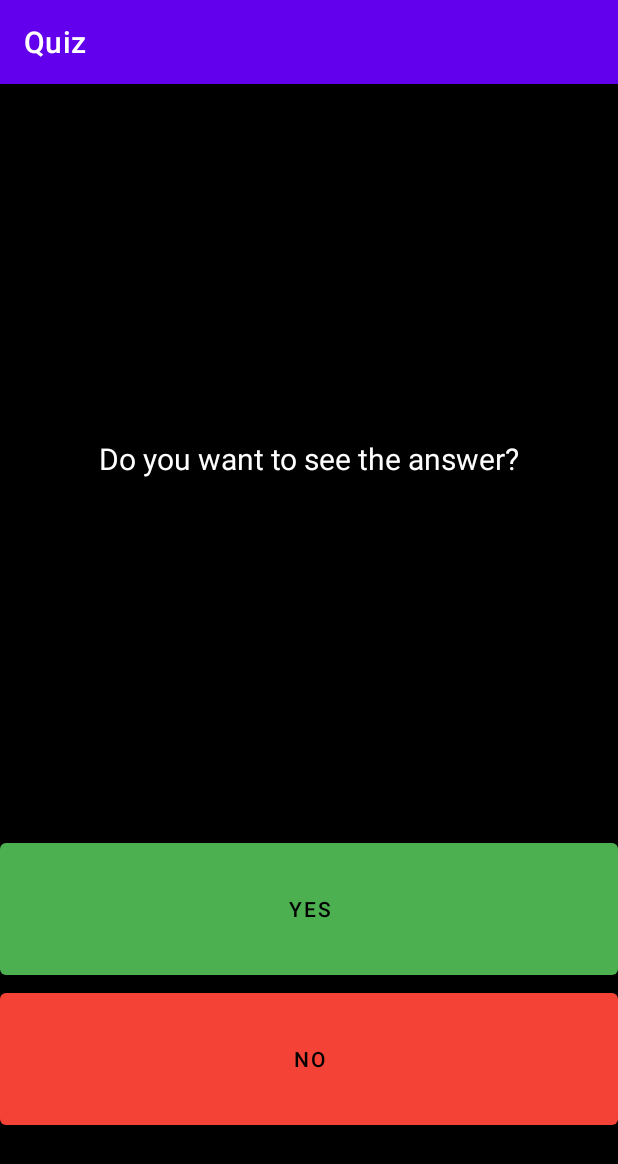
After one commit to adpero25/SM_PS, an Android app: the PromptActivity screen opened directly, with no data from a screen before it, on a phone screen of 412 x 824 dp. The commit adds this screen. Shown: the top 1164 px of the screen. Run offline under Robolectric (Android 15) with nearby library versions, the phone set to English and light mode, and no system bars.

Commit message:
PromptActivity
Added prompt activity and a few layout additions

```diff
--- /dev/null
+++ b/Quiz_ps2/app/src/main/java/com/example/quiz/PromptActivity.java
@@ -0,0 +1,35 @@
+package com.example.quiz;
+
+import androidx.appcompat.app.AppCompatActivity;
+
+import android.os.Bundle;
+import android.view.View;
+import android.widget.Button;
+import android.widget.TextView;
+
+public class PromptActivity extends AppCompatActivity {
+
+    private boolean correctAnswer;
+
+    @Override
+    protected void onCreate(Bundle savedInstanceState) {
+        super.onCreate(savedInstanceState);
+        setContentView(R.layout.activity_prompt);
+
+        TextView promptTextView = findViewById(R.id.prompt_Text_View);
+        Button showAnswerButton = findViewById(R.id.yesButton);
+        Button backButton = findViewById(R.id.noButton);
+
+        /* SHOW ANSWER BUTTON*/
+        showAnswerButton.setOnClickListener(view -> {
+            correctAnswer = getIntent().getBooleanExtra(QuizActivity.KEY_EXTRA_ANSWER, true);
+            int answer = correctAnswer ? R.string.trueButton : R.string.falseButton;
+            promptTextView.setText(answer);
+            backButton.setText(R.string.backButton);
+        });
+
+        /* BACK BUTTON*/
+        backButton.setOnClickListener(view -> onBackPressed());
+
+    }
+}
--- a/Quiz_ps2/app/src/main/res/layout/activity_next.xml
+++ b/Quiz_ps2/app/src/main/res/layout/activity_next.xml
@@ -21,10 +21,10 @@
         tools:ignore="TextContrastCheck" />
 
     <Button
-        android:id="@+id/backButton"
+        android:id="@+id/restartButton"
         android:layout_width="match_parent"
         android:layout_height="200dp"
-        android:text="@string/backButton"
+        android:text="@string/restartButton"
         android:textColor="@color/white"
         tools:ignore="TextContrastCheck" />
 
--- /dev/null
+++ b/Quiz_ps2/app/src/main/res/layout/activity_prompt.xml
@@ -0,0 +1,37 @@
+<?xml version="1.0" encoding="utf-8"?>
+<LinearLayout xmlns:android="http://schemas.android.com/apk/res/android"
+    xmlns:app="http://schemas.android.com/apk/res-auto"
+    xmlns:tools="http://schemas.android.com/tools"
+    android:layout_width="match_parent"
+    android:layout_height="match_parent"
+    android:background="#000000"
+    android:orientation="vertical"
+    tools:context=".PromptActivity">
+
+    <TextView
+        android:id="@+id/prompt_Text_View"
+        android:layout_width="match_parent"
+        android:layout_height="500dp"
+        android:gravity="center"
+        android:padding="30dp"
+        android:text="@string/promptText"
+        android:textColor="#FFFFFF"
+        android:textSize="20sp" />
+
+    <Button
+        android:id="@+id/yesButton"
+        android:layout_width="match_parent"
+        android:layout_height="100dp"
+        android:text="@string/yesButton"
+        android:textColor="@color/black"
+        app:backgroundTint="#4CAF50" />
+
+    <Button
+        android:id="@+id/noButton"
+        android:layout_width="match_parent"
+        android:layout_height="100dp"
+        android:text="@string/noButton"
+        android:textColor="@color/black"
+        app:backgroundTint="#F44336" />
+
+</LinearLayout>
--- a/Quiz_ps2/app/src/main/res/values/strings.xml
+++ b/Quiz_ps2/app/src/main/res/values/strings.xml
@@ -4,14 +4,19 @@
 
     <string name="trueButton"> true </string>
     <string name="falseButton"> false </string>
-    <string name="backButton"> Restart </string>
+    <string name="backButton"> Back </string>
+    <string name="restartButton"> Restart </string>
     <string name="nextButton"> next </string>
-    <string name="startQuizButton">Start quiz!</string>
-    <string name="leaveButton">Leave App</string>
+    <string name="startQuizButton"> Start quiz! </string>
+    <string name="leaveButton"> Leave App </string>
+    <string name="yesButton"> Yes </string>
+    <string name="noButton"> No </string>
 
     <string name="finalScore">This is your final score! </string>
     <string name="welcomeTextView">Welcome in my Quiz App! </string>
     <string name="message">To start quiz please, click button below</string>
+    <string name="promptText">Do you want to see the answer?</string>
+
     <!-- Questions -->
     <bool name="userAnswerTrue">true</bool>
     <bool name="userAnswerFalse">false</bool>
@@ -63,6 +68,7 @@
 
     <string name="hello_first_fragment">Hello first fragment</string>
     <string name="hello_second_fragment">Hello second fragment. Arg: %1$s</string>
+    <string name="promptButton">Answer</string>
 
 
 </resources>
```
Also changed, not shown: Quiz_ps2/app/src/main/AndroidManifest.xml (+8 -0 lines), Quiz_ps2/app/src/main/java/com/example/quiz/NextActivity.java (+7 -16 lines), Quiz_ps2/app/src/main/java/com/example/quiz/QuizActivity.java (+18 -18 lines), Quiz_ps2/app/src/main/res/layout/activity_main.xml (+7 -1 lines), Quiz_ps2/app/src/main/res/layout/activity_quiz.xml (+21 -9 lines).
